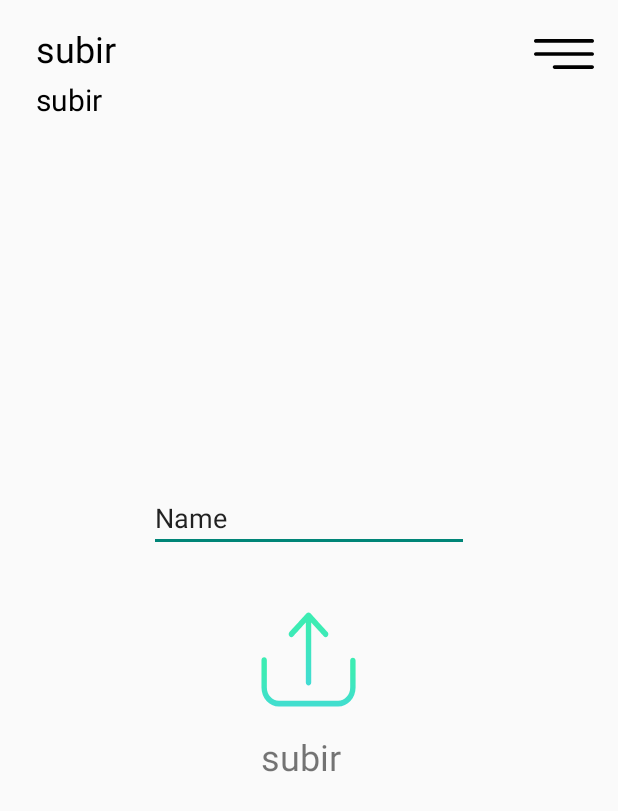
After one commit to armando260135/ParicalPics, an Android app: the SubirParciales screen opened directly, with no data from a screen before it, on a phone screen of 412 x 824 dp. The commit adds this screen. Shown: the top 811 px of the screen. Run offline under Robolectric (Android 15) with nearby library versions, the phone set to English and light mode, and no system bars; our stand-ins replace ButterKnife, Firebase (no records; nobody signed in at launch, a user with empty details on screens opened directly).

Commit message:
IMPLEMENTACION - FIREBASE
*) se hace conexion con firebase
*) se crea vista para subir imagenes
*) se implementa codigo para subir imagenes a firebase

```diff
--- a/InventarioParciales/app/src/main/AndroidManifest.xml
+++ b/InventarioParciales/app/src/main/AndroidManifest.xml
@@ -11,6 +11,9 @@
         android:roundIcon="@mipmap/ic_launcher_round"
         android:supportsRtl="true"
         android:theme="@style/Theme.AppCompat.Light.NoActionBar">
+        <activity
+            android:name=".SubirParciales"
+            android:exported="false" />
         <activity
             android:name=".IngresarMaterias"
             android:exported="false" />
--- a/InventarioParciales/app/src/main/java/com/example/inventarioparciales/Home.java
+++ b/InventarioParciales/app/src/main/java/com/example/inventarioparciales/Home.java
@@ -21,7 +21,7 @@ public class Home extends AppCompatActivity {
     SliderAdapter adapter;
     ViewPager2 pager2;
     Drawable list[];
-    ImageView imgNotify;
+    ImageView imgNotify,subirimg;
 
     @Override
     protected void onCreate(Bundle savedInstanceState) {
@@ -34,6 +34,8 @@ public class Home extends AppCompatActivity {
         recyclerView.setLayoutManager(new GridLayoutManager(this,2));
         dotslayout = findViewById(R.id.containerPuntos);
         pager2 = findViewById(R.id.viewPager2);
+        subirimg = findViewById(R.id.subirImg);
+
         list = new Drawable[3];
         list[0] = getResources().getDrawable(R.drawable.bannerperfecto);
         list[1] = getResources().getDrawable(R.drawable.bannerperfecto2);
@@ -53,6 +55,14 @@ public class Home extends AppCompatActivity {
             public void onClick(View view) {
                 Intent iAdmin = new Intent(Home.this, IngresarMaterias.class);
                 startActivity(iAdmin);
+            }
+        });
+
+        subirimg.setOnClickListener(new View.OnClickListener() {
+            @Override
+            public void onClick(View view) {
+                Intent iSubirImg = new Intent(Home.this, SubirParciales.class);
+                startActivity(iSubirImg);
             }
         });
 
--- /dev/null
+++ b/InventarioParciales/app/src/main/java/com/example/inventarioparciales/SubirParciales.java
@@ -0,0 +1,86 @@
+package com.example.inventarioparciales;
+
+import androidx.annotation.Nullable;
+import androidx.appcompat.app.AppCompatActivity;
+
+import android.annotation.SuppressLint;
+import android.content.Intent;
+import android.net.Uri;
+import android.os.Bundle;
+import android.util.Log;
+import android.widget.EditText;
+import android.widget.ImageView;
+
+import com.google.firebase.database.DatabaseReference;
+import com.google.firebase.database.FirebaseDatabase;
+import com.google.firebase.storage.FirebaseStorage;
+import com.google.firebase.storage.StorageReference;
+
+import java.util.HashMap;
+
+import butterknife.BindView;
+import butterknife.ButterKnife;
+
+public class SubirParciales extends AppCompatActivity {
+
+    private static final int File = 1 ;
+    DatabaseReference myRef;
+
+    @SuppressLint("NonConstantResourceId")
+    @BindView(R.id.uploadImageView)
+    ImageView mUploadImageView;
+    EditText editTextTextPersonName;
+
+    @Override
+    protected void onCreate(Bundle savedInstanceState) {
+        super.onCreate(savedInstanceState);
+        setContentView(R.layout.activity_subir_parciales);
+
+        ButterKnife.bind(this);
+
+        FirebaseDatabase database = FirebaseDatabase.getInstance();
+        myRef= database.getReference("user1");
+        editTextTextPersonName = findViewById(R.id.editTextTextPersonName);
+
+        mUploadImageView.setOnClickListener(v -> fileUpload());
+    }
+
+    public void fileUpload() {
+        Intent intent = new Intent(Intent.ACTION_GET_CONTENT);
+        intent.setType("*/*");
+        startActivityForResult(intent,File);
+
+    }
+
+    @Override
+    protected void onActivityResult(int requestCode, int resultCode, @Nullable Intent data) {
+        super.onActivityResult(requestCode, resultCode, data);
+        String carpeta = editTextTextPersonName.getText().toString();
+
+        if(requestCode == File){
+
+            if(resultCode == RESULT_OK){
+
+                Uri FileUri = data.getData();
+
+                StorageReference Folder = FirebaseStorage.getInstance().getReference().child(carpeta);
+
+                final StorageReference file_name = Folder.child("file"+FileUri.getLastPathSegment());
+
+
+                file_name.putFile(FileUri).addOnSuccessListener(taskSnapshot -> file_name.getDownloadUrl().addOnSuccessListener(uri -> {
+
+                    HashMap<String,String> hashMap = new HashMap<>();
+                    hashMap.put("link", String.valueOf(uri));
+                    myRef.setValue(hashMap);
+
+                    Log.d("Mensaje", "Se subió correctamente");
+
+                }));
+
+            }
+
+        }
+
+    }
+}
--- /dev/null
+++ b/InventarioParciales/app/src/main/res/drawable/ic_menu.xml
@@ -0,0 +1,15 @@
+<vector xmlns:android="http://schemas.android.com/apk/res/android"
+    android:width="384.97dp"
+    android:height="384.97dp"
+    android:viewportWidth="384.97"
+    android:viewportHeight="384.97">
+  <path
+      android:fillColor="#FF000000"
+      android:pathData="M12.03,120.303h360.909c6.641,0 12.03,-5.39 12.03,-12.03c0,-6.641 -5.39,-12.03 -12.03,-12.03H12.03c-6.641,0 -12.03,5.39 -12.03,12.03C0,114.913 5.39,120.303 12.03,120.303z"/>
+  <path
+      android:fillColor="#FF000000"
+      android:pathData="M372.939,180.455H12.03c-6.641,0 -12.03,5.39 -12.03,12.03s5.39,12.03 12.03,12.03h360.909c6.641,0 12.03,-5.39 12.03,-12.03S379.58,180.455 372.939,180.455z"/>
+  <path
+      android:fillColor="#FF000000"
+      android:pathData="M372.939,264.667H132.333c-6.641,0 -12.03,5.39 -12.03,12.03c0,6.641 5.39,12.03 12.03,12.03h240.606c6.641,0 12.03,-5.39 12.03,-12.03C384.97,270.056 379.58,264.667 372.939,264.667z"/>
+</vector>
--- /dev/null
+++ b/InventarioParciales/app/src/main/res/drawable/ic_upload_file.xml
@@ -0,0 +1,49 @@
+<vector xmlns:android="http://schemas.android.com/apk/res/android"
+    xmlns:aapt="http://schemas.android.com/aapt"
+    android:width="200dp"
+    android:height="200dp"
+    android:viewportWidth="204"
+    android:viewportHeight="204">
+  <path
+      android:pathData="M189.54,103.308C189.54,109.008 189.54,154.648 189.54,160.348C189.54,175.868 177.99,188.458 163.86,188.458C151.29,188.458 50.71,188.458 38.14,188.458C23.96,188.458 12.46,175.818 12.46,160.348C12.46,154.558 12.46,108.178 12.46,102.378C12.46,98.888 9.91,96.108 6.73,96.108C3.55,96.108 1,98.888 1,102.378C1,108.178 1,154.558 1,160.348C1,182.788 17.68,200.998 38.14,200.998C50.71,200.998 151.29,200.998 163.86,200.998C184.36,200.998 201,182.748 201,160.348C201,154.648 201,109.008 201,103.308C201,99.868 198.45,97.038 195.27,97.038C192.09,97.038 189.54,99.818 189.54,103.308Z">
+    <aapt:attr name="android:fillColor">
+      <gradient
+          android:startY="126.92"
+          android:startX="100"
+          android:endY="231.81"
+          android:endX="100"
+          android:type="linear">
+        <item android:offset="0" android:color="#FF3CECB3"/>
+        <item android:offset="1" android:color="#FF43D7DC"/>
+      </gradient>
+    </aapt:attr>
+  </path>
+  <path
+      android:fillColor="#FF000000"
+      android:pathData="M189.54,103.308C189.54,109.008 189.54,154.648 189.54,160.348C189.54,175.868 177.99,188.458 163.86,188.458C151.29,188.458 50.71,188.458 38.14,188.458C23.96,188.458 12.46,175.818 12.46,160.348C12.46,154.558 12.46,108.178 12.46,102.378C12.46,98.888 9.91,96.108 6.73,96.108C3.55,96.108 1,98.888 1,102.378C1,108.178 1,154.558 1,160.348C1,182.788 17.68,200.998 38.14,200.998C50.71,200.998 151.29,200.998 163.86,200.998C184.36,200.998 201,182.748 201,160.348C201,154.648 201,109.008 201,103.308C201,99.868 198.45,97.038 195.27,97.038C192.09,97.038 189.54,99.818 189.54,103.308Z"
+      android:strokeAlpha="0"
+      android:strokeWidth="1"
+      android:fillAlpha="0"
+      android:strokeColor="#000000"/>
+  <path
+      android:pathData="M95.27,22.418C95.27,98.758 95.27,141.168 95.27,149.658C95.27,153.138 97.82,155.928 101,155.928C104.18,155.928 106.73,153.138 106.73,149.658C106.73,141.168 106.73,98.758 106.73,22.418C122.72,39.918 131.61,49.648 133.39,51.588C134.49,52.798 135.97,53.448 137.42,53.448C138.9,53.448 140.35,52.838 141.45,51.588C143.7,49.128 143.7,45.178 141.45,42.718C137.81,38.728 108.67,6.848 105.03,2.858C103.97,1.698 102.49,0.998 101,0.998C99.47,0.998 98.03,1.648 96.97,2.858C93.33,6.848 64.19,38.728 60.55,42.718C58.3,45.178 58.3,49.128 60.55,51.588C62.76,54.008 66.41,54.008 68.61,51.588C72.17,47.698 81.05,37.978 95.27,22.418Z">
+    <aapt:attr name="android:fillColor">
+      <gradient
+          android:startY="31.81"
+          android:startX="100"
+          android:endY="186.74"
+          android:endX="100"
+          android:type="linear">
+        <item android:offset="0" android:color="#FF3CECB3"/>
+        <item android:offset="1" android:color="#FF43D7DC"/>
+      </gradient>
+    </aapt:attr>
+  </path>
+  <path
+      android:fillColor="#FF000000"
+      android:pathData="M95.27,22.418C95.27,98.758 95.27,141.168 95.27,149.658C95.27,153.138 97.82,155.928 101,155.928C104.18,155.928 106.73,153.138 106.73,149.658C106.73,141.168 106.73,98.758 106.73,22.418C122.72,39.918 131.61,49.648 133.39,51.588C134.49,52.798 135.97,53.448 137.42,53.448C138.9,53.448 140.35,52.838 141.45,51.588C143.7,49.128 143.7,45.178 141.45,42.718C137.81,38.728 108.67,6.848 105.03,2.858C103.97,1.698 102.49,0.998 101,0.998C99.47,0.998 98.03,1.648 96.97,2.858C93.33,6.848 64.19,38.728 60.55,42.718C58.3,45.178 58.3,49.128 60.55,51.588C62.76,54.008 66.41,54.008 68.61,51.588C72.17,47.698 81.05,37.978 95.27,22.418Z"
+      android:strokeAlpha="0"
+      android:strokeWidth="1"
+      android:fillAlpha="0"
+      android:strokeColor="#000000"/>
+</vector>
--- a/InventarioParciales/app/src/main/res/layout/activity_home.xml
+++ b/InventarioParciales/app/src/main/res/layout/activity_home.xml
@@ -18,6 +18,7 @@
         android:background="@drawable/fondo_home_profile">
 
         <ImageView
+            android:id="@+id/subirImg"
             android:layout_width="wrap_content"
             android:layout_height="match_parent"
             android:src="@drawable/account_ci"
--- /dev/null
+++ b/InventarioParciales/app/src/main/res/layout/activity_subir_parciales.xml
@@ -0,0 +1,105 @@
+<?xml version="1.0" encoding="utf-8"?>
+<androidx.constraintlayout.widget.ConstraintLayout xmlns:android="http://schemas.android.com/apk/res/android"
+    xmlns:app="http://schemas.android.com/apk/res-auto"
+    xmlns:tools="http://schemas.android.com/tools"
+    android:layout_width="match_parent"
+    android:layout_height="match_parent"
+    tools:context=".MainActivity">
+
+    <RelativeLayout
+        android:id="@+id/linearLayout"
+        android:layout_width="match_parent"
+        android:layout_height="wrap_content"
+        android:orientation="vertical"
+        app:layout_constraintEnd_toEndOf="parent"
+        app:layout_constraintStart_toStartOf="parent"
+        app:layout_constraintTop_toTopOf="parent">
+
+        <TextView
+            android:id="@+id/textView"
+            android:layout_width="match_parent"
+            android:layout_height="wrap_content"
+            android:layout_marginStart="24dp"
+            android:layout_marginLeft="24dp"
+            android:layout_marginTop="16dp"
+            android:layout_marginEnd="16dp"
+            android:layout_marginRight="16dp"
+            android:layout_toStartOf="@+id/imageView"
+            android:layout_toLeftOf="@+id/imageView"
+            android:text="subir"
+            android:fontFamily="sans-serif"
+            android:textColor="@color/black"
+            android:textSize="24sp" />
+
+        <TextView
+            android:id="@+id/textView2"
+            android:layout_width="wrap_content"
+            android:layout_height="wrap_content"
+            android:layout_below="@+id/textView"
+            android:layout_alignParentStart="true"
+            android:layout_alignParentLeft="true"
+            android:layout_marginStart="24dp"
+            android:layout_marginLeft="24dp"
+            android:layout_marginTop="4dp"
+            android:layout_marginBottom="24dp"
+            android:text="subir"
+            android:fontFamily="sans-serif"
+            android:textColor="@color/black"
+            android:textSize="20sp" />
+
+        <ImageView
+            android:id="@+id/imageView"
+            android:layout_width="40dp"
+            android:layout_height="40dp"
+            android:layout_alignParentTop="true"
+            android:layout_alignParentEnd="true"
+            android:layout_alignParentRight="true"
+            android:layout_marginTop="16dp"
+            android:layout_marginEnd="16dp"
+            android:layout_marginRight="16dp"
+            android:contentDescription="subir"
+            app:srcCompat="@drawable/ic_menu"
+            tools:ignore="VectorDrawableCompat" />
+    </RelativeLayout>
+
+    <LinearLayout
+        android:id="@+id/linearLayout2"
+        android:layout_width="wrap_content"
+        android:layout_height="wrap_content"
+        android:orientation="vertical"
+        app:layout_constraintBottom_toBottomOf="parent"
+        app:layout_constraintEnd_toEndOf="parent"
+        app:layout_constraintStart_toStartOf="parent"
+        app:layout_constraintTop_toBottomOf="@+id/linearLayout"
+        tools:ignore="UseCompoundDrawables">
+
+        <ImageView
+            android:id="@+id/uploadImageView"
+            android:layout_width="64dp"
+            android:layout_height="64dp"
+            android:layout_gravity="center"
+            android:contentDescription="Subir"
+            app:srcCompat="@drawable/ic_upload_file"
+            tools:ignore="VectorDrawableCompat" />
+
+        <TextView
+            android:layout_width="wrap_content"
+            android:layout_height="wrap_content"
+            android:layout_marginTop="16dp"
+            android:text="subir"
+            android:textSize="24sp" />
+    </LinearLayout>
+
+    <EditText
+        android:id="@+id/editTextTextPersonName"
+        android:layout_width="wrap_content"
+        android:layout_height="wrap_content"
+        android:layout_marginBottom="40dp"
+        android:ems="10"
+        android:inputType="textPersonName"
+        android:text="Name"
+        app:layout_constraintBottom_toTopOf="@+id/linearLayout2"
+        app:layout_constraintEnd_toEndOf="parent"
+        app:layout_constraintStart_toStartOf="parent" />
+
+</androidx.constraintlayout.widget.ConstraintLayout>
--- a/InventarioParciales/build.gradle
+++ b/InventarioParciales/build.gradle
@@ -6,6 +6,7 @@ buildscript {
     }
     dependencies {
         classpath "com.android.tools.build:gradle:7.0.4"
+        classpath 'com.google.gms:google-services:4.3.4'
 
         // NOTE: Do not place your application dependencies here; they belong
         // in the individual module build.gradle files
```
Also changed, not shown: InventarioParciales/app/build.gradle (+10 -1 lines), 1 other file.
